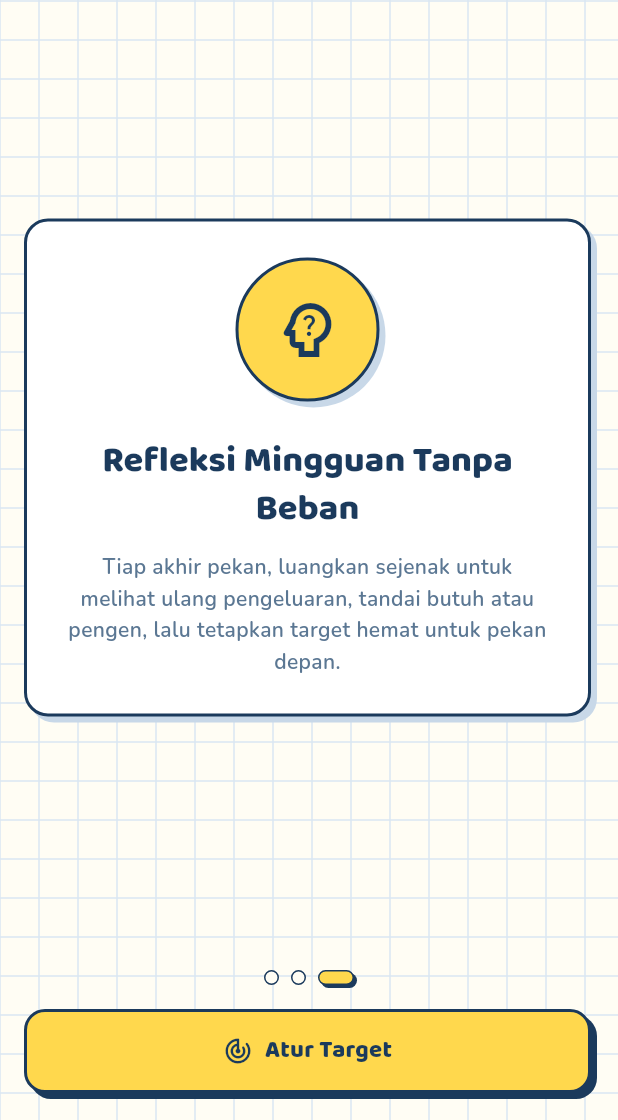
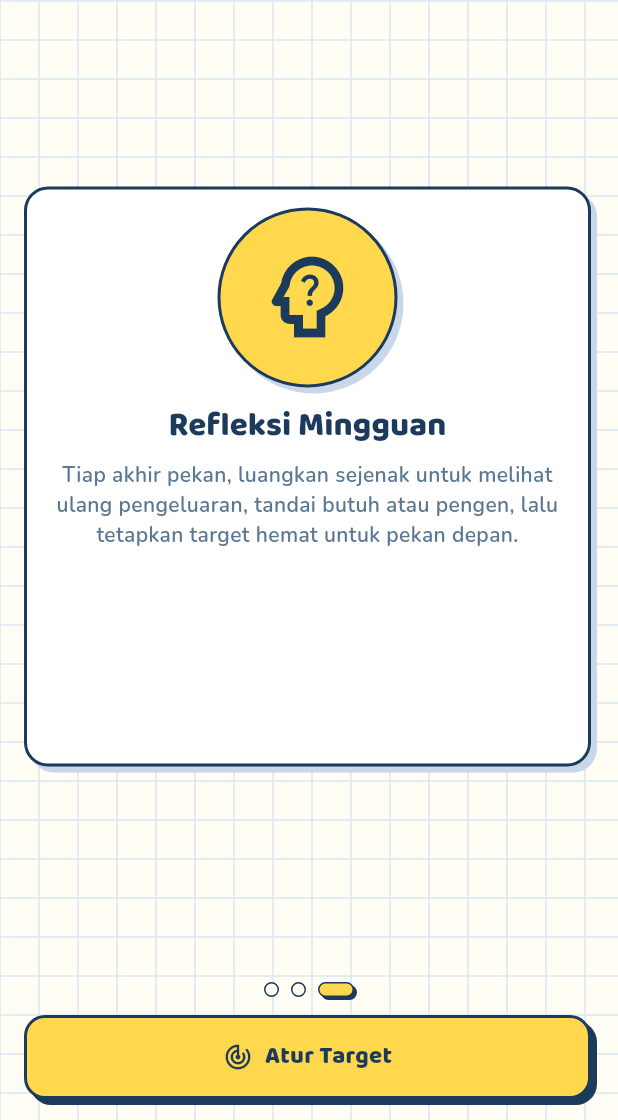
Before and after one commit to riyadiambis/Insap-App-Flutter, a Flutter app: the screen it shows after launch, swiped to page 3, on a phone screen of 412 x 824 dp, the part 116-1236 px from its top. Run offline on Flutter 3.47's test engine with Material 3 defaults, Android fonts, the phone set to English and light mode, and no system bars; our stand-ins replace cloud_firestore, equatable, firebase_auth, firebase_core, flutter_bloc, get_it and 3 more; accounts and stored records are empty.

Commit message:
fix(issue-23): seragamkan ukuran kartu perkenalan

```diff
--- a/lib/features/perkenalan/presentation/pages/halaman_perkenalan.dart
+++ b/lib/features/perkenalan/presentation/pages/halaman_perkenalan.dart
@@ -151,9 +151,14 @@ class _HalamanPerkenalanState extends State<HalamanPerkenalan> {
           ),
         ),
 
-        // PageView 3 Layar Perkenalan
+        // PageView 3 Layar Perkenalan dengan LayoutBuilder (tinggi kartu dihitung dari ruang vertikal tersedia)
         Expanded(
-          child: PageView(
+          child: LayoutBuilder(
+            builder: (context, constraints) {
+              // Sekitar 60% dari ruang vertikal di antara header dan indikator titik
+              final double tinggiKartu = constraints.maxHeight * 0.60;
+
+              return PageView(
                 controller: _pageController,
                 onPageChanged: (index) {
                   setState(() => _halamanAktif = index);
@@ -161,6 +166,7 @@ class _HalamanPerkenalanState extends State<HalamanPerkenalan> {
                 children: [
                   _buildSlideItem(
                     context,
+                    tinggiKartu: tinggiKartu,
                     ikon: Icons.auto_stories_rounded,
                     warnaLatarIkon: AppColors.stabilo,
                     judul: 'Sadar Sebelum Boncos',
@@ -169,6 +175,7 @@ class _HalamanPerkenalanState extends State<HalamanPerkenalan> {
                   ),
                   _buildSlideItem(
                     context,
+                    tinggiKartu: tinggiKartu,
                     ikon: Icons.edit_note_rounded,
                     warnaLatarIkon: AppColors.paper,
                     judul: 'Catat Cepat Dua Langkah',
@@ -177,19 +184,25 @@ class _HalamanPerkenalanState extends State<HalamanPerkenalan> {
                   ),
                   _buildSlideItem(
                     context,
+                    tinggiKartu: tinggiKartu,
                     ikon: Icons.psychology_alt_outlined,
                     warnaLatarIkon: AppColors.stabilo,
-                judul: 'Refleksi Mingguan Tanpa Beban',
+                    judul: 'Refleksi Mingguan',
                     kalimat:
                         'Tiap akhir pekan, luangkan sejenak untuk melihat ulang pengeluaran, tandai butuh atau pengen, lalu tetapkan target hemat untuk pekan depan.',
                   ),
                 ],
+              );
+            },
           ),
         ),
 
         // Bagian Bawah: Indikator Titik & Tombol Navigasi
         Padding(
-          padding: const EdgeInsets.all(AppSpacing.besar),
+          padding: const EdgeInsets.symmetric(
+            horizontal: AppSpacing.besar,
+            vertical: AppSpacing.sedang,
+          ),
           child: Column(
             children: [
               // Indikator Titik Halaman
@@ -214,7 +227,7 @@ class _HalamanPerkenalanState extends State<HalamanPerkenalan> {
                   );
                 }),
               ),
-              const SizedBox(height: AppSpacing.besar),
+              const SizedBox(height: AppSpacing.sedang),
 
               // Tombol Aksi Bawah
               TombolStabilo(
@@ -243,25 +256,31 @@ class _HalamanPerkenalanState extends State<HalamanPerkenalan> {
 
   Widget _buildSlideItem(
     BuildContext context, {
+    required double tinggiKartu,
     required IconData ikon,
     required Color warnaLatarIkon,
     required String judul,
     required String kalimat,
   }) {
     return Center(
-      child: SingleChildScrollView(
+      child: Padding(
         padding: const EdgeInsets.symmetric(horizontal: AppSpacing.besar),
         child: ConstrainedBox(
           constraints: const BoxConstraints(maxWidth: AppSizes.batasLebarKonten),
+          child: SizedBox(
+            height: tinggiKartu,
             child: KartuBukuTulis(
-            padding: const EdgeInsets.all(AppSpacing.lebihBesar),
+              padding: const EdgeInsets.symmetric(
+                horizontal: AppSpacing.besar,
+                vertical: AppSpacing.sedang,
+              ),
               child: Column(
-              mainAxisSize: MainAxisSize.min,
+                crossAxisAlignment: CrossAxisAlignment.center,
                 children: [
-                // Ilustrasi Lingkaran Ikon tema Buku Tulis
+                  // Ilustrasi Lingkaran Ikon tema Buku Tulis diperbesar sekitar 1,5x (diameter 120, ikon 72)
                   Container(
-                  width: 96,
-                  height: 96,
+                    width: 120,
+                    height: 120,
                     decoration: BoxDecoration(
                       color: warnaLatarIkon,
                       shape: BoxShape.circle,
@@ -273,34 +292,43 @@ class _HalamanPerkenalanState extends State<HalamanPerkenalan> {
                     ),
                     child: Icon(
                       ikon,
-                    size: 48,
+                      size: 72,
                       color: AppColors.ink,
                     ),
                   ),
-                const SizedBox(height: AppSpacing.lebihBesar),
+                  const SizedBox(height: AppSpacing.sedang),
 
                   // Judul Slide
                   Text(
                     judul,
                     textAlign: TextAlign.center,
-                  style: Theme.of(context).textTheme.headlineSmall?.copyWith(
+                    style: Theme.of(context).textTheme.titleLarge?.copyWith(
                           fontWeight: FontWeight.w800,
                           color: AppColors.ink,
                         ),
                   ),
-                const SizedBox(height: AppSpacing.sedang),
+                  const SizedBox(height: AppSpacing.kecil),
 
-                // Kalimat Slide
-                Text(
+                  // Kalimat Slide (Expanded + SingleChildScrollView agar posisi awal seragam dan bebas overflow)
+                  Expanded(
+                    child: SingleChildScrollView(
+                      physics: const ClampingScrollPhysics(),
+                      child: SizedBox(
+                        width: double.infinity,
+                        child: Text(
                           kalimat,
                           textAlign: TextAlign.center,
                           style: Theme.of(context).textTheme.bodyMedium?.copyWith(
                                 color: AppColors.inkSoft,
-                        height: 1.5,
+                                height: 1.45,
                                 fontWeight: FontWeight.w600,
                               ),
                         ),
+                      ),
+                    ),
+                  ),
                 ],
+              ),
             ),
           ),
         ),
```
Also changed, not shown: 1 other file. Lines whose indentation alone changed are shown as unchanged.
